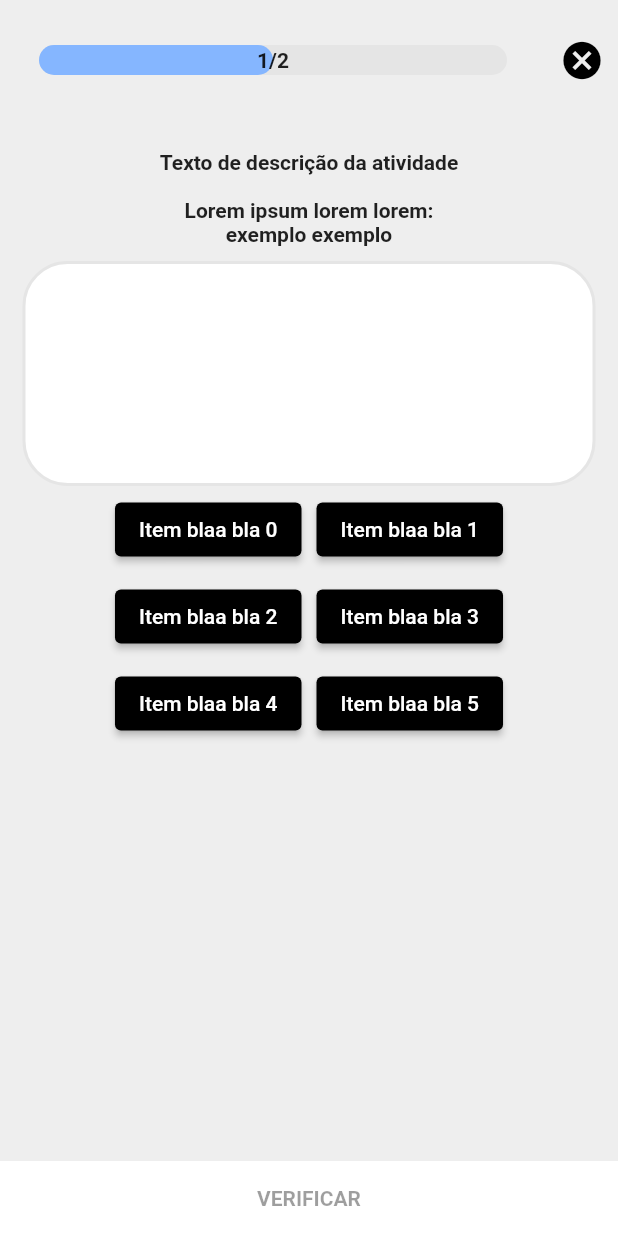
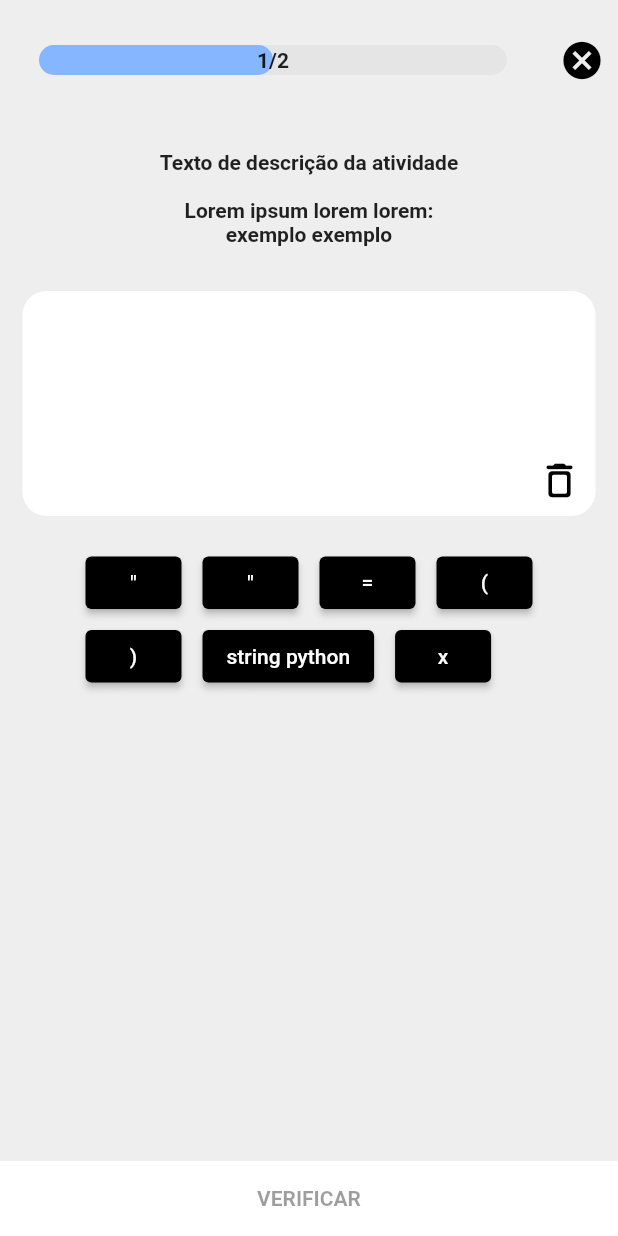
Before and after one commit to PazJulia/app, a Flutter app: the Pratica screen opened directly, on a phone screen of 412 x 824 dp. Run offline on Flutter 3.47's test engine with Material 2 defaults, Android fonts, the phone set to English and light mode, and no system bars; drawn by our look-alikes of percent_indicator; our stand-ins replace intro_slider, timelines; statements that could not run were skipped.

Commit message:
adicionando botões para inserir códigos

```diff
--- a/lib/components/atividade-escolha-codigo.dart
+++ b/lib/components/atividade-escolha-codigo.dart
@@ -1,3 +1,5 @@
+import 'dart:convert';
+
 import 'package:flutter/material.dart';
 
 import '../shared/values/colors.dart';
@@ -10,49 +12,87 @@ class AtividadeEscolhaCodigo extends StatefulWidget {
 }
 
 class _AtividadeEscolhaCodigoState extends State<AtividadeEscolhaCodigo> {
-  var clickedButtonPosition = [false, false, false, false];
+  final codigosOriginais = ['"', '"', ' = ', '(', ')', 'string python', 'x'];
+
+  var codigoResposta = [];
 
   @override
   Widget build(BuildContext context) {
-    List<int> _items = List.generate(6, (i) => i);
+    var comando = List.from(codigosOriginais);
     return Padding(
       padding: EdgeInsets.all(10),
-      child: Expanded(
-        child: Column(
-          children: [
-            Container(
-              height: 150,
-              padding: EdgeInsets.only(bottom: 20),
-              decoration: BoxDecoration(
-                color: primaryColor,
-                borderRadius: BorderRadius.circular(30),
-                border: Border.all(
-                  color: sixthColor,
-                  width: 2.0,
+      child: Column(
+        children: [
+          Container(
+            height: 150,
+            width: double.infinity,
+            decoration: BoxDecoration(
+              color: primaryColor,
+              borderRadius: BorderRadius.circular(16),
+              boxShadow:
+            ),
+            child: Column(
+              children: [
+                Expanded(
+                  child: Center(
+                    child: Text(
+                      codigoResposta.join(),
+                      style: const TextStyle(fontSize: 16),
+                    ),
+                  ),
                 ),
-              ),
+                Align(
+                  alignment: Alignment.bottomRight,
+                  child: IconButton(
+                    iconSize: 30,
+                    onPressed: () {
+                      setState(() {
+                        comando = [];
+                        comando = List.from(codigosOriginais);
+                        codigoResposta = [];
+                      });
+                    },
+                    color: secondaryColor,
+                    icon: const Icon(
+                      Icons.delete_outline_rounded,
+                    ),
+                  ),
+                ),
+              ],
             ),
-            Wrap(
+          ),
+          Padding(
+            padding: const EdgeInsets.only(top: 20),
+            child: Wrap(
               direction: Axis.horizontal,
               children: [
-                for (var i in _items)
+                for (var i in comando)
                   Padding(
-                    padding: const EdgeInsets.all(5),
-                    child: ElevatedButton(
-                      onPressed: () {},
-                      style: ButtonStyle(
+                    padding: const EdgeInsets.all(7),
+                    child: SizedBox(
+                      height: 35,
+                      child: ElevatedButton(
+                        onPressed: () {
+                          setState(() {
+                            codigoResposta.add(i);
+                            comando.remove(i);
+                          });
+                        },
+                        style: ButtonStyle(
                           backgroundColor:
-                              MaterialStateProperty.all<Color>(secondaryColor)),
-                      child: Text(
-                        'Item blaa bla $i',
-                        style: TextStyle(color: primaryColor),
+                              MaterialStateProperty.all<Color>(secondaryColor),
+                        ),
+                        child: Text(
+                          i,
+                          style: TextStyle(color: primaryColor),
+                        ),
                       ),
                     ),
                   ),
               ],
             ),
-          ],
-        ),
+          ),
+        ],
       ),
     );
   }
--- a/lib/screens/pratica.dart
+++ b/lib/screens/pratica.dart
@@ -50,13 +50,16 @@ class Pratica extends StatelessWidget {
             Expanded(
               child: Padding(
                 padding: const EdgeInsets.only(
-                    top: 20, right: 5, bottom: 15, left: 5),
+                    top: 20, right: 5, bottom: 20, left: 5),
                 child: Column(
                   children: [
-                    const Text(
-                      'Texto de descrição da atividade\n\nLorem ipsum lorem lorem:\nexemplo exemplo',
-                      textAlign: TextAlign.center,
-                      style: TextStyle(fontWeight: FontWeight.bold),
+                    const Padding(
+                      padding: EdgeInsets.only(bottom: 20),
+                      child: Text(
+                        'Texto de descrição da atividade\n\nLorem ipsum lorem lorem:\nexemplo exemplo',
+                        textAlign: TextAlign.center,
+                        style: TextStyle(fontWeight: FontWeight.bold),
+                      ),
                     ),
                     if (activityType == 0)
                       const AtividadeEscolhaComandos()
```
